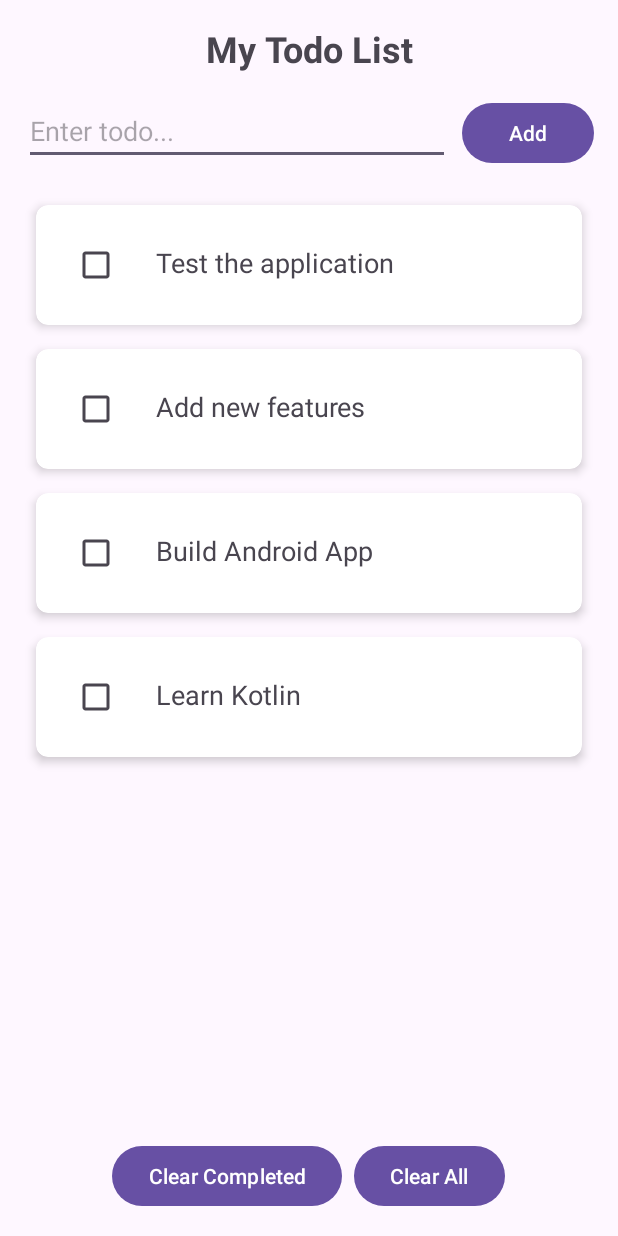
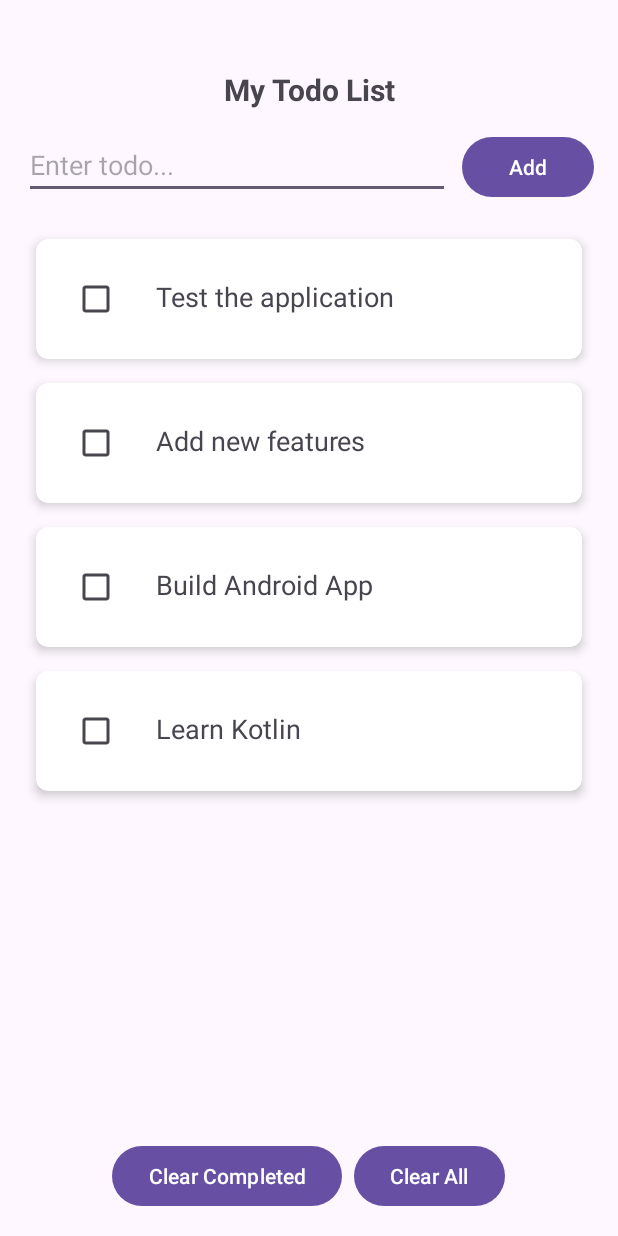
Before and after one commit to SUSIL151105/SCT_AD_02, an Android app: the screen it shows after launch (MainActivity), on a phone screen of 412 x 824 dp. Run offline under Robolectric (Android 15) with nearby library versions, the phone set to English and light mode, and no system bars.

Commit message:
Your commit message

```diff
--- a/app/src/main/res/layout/activity_main.xml
+++ b/app/src/main/res/layout/activity_main.xml
@@ -10,10 +10,11 @@
         android:layout_width="match_parent"
         android:layout_height="wrap_content"
         android:text="My Todo List"
-        android:textSize="24sp"
+        android:textSize="20sp"
         android:textStyle="bold"
         android:gravity="center"
-        android:layout_marginBottom="16dp" />
+        android:layout_marginTop="30sp"
+        android:layout_marginBottom="14dp" />
 
     <LinearLayout
         android:layout_width="match_parent"
```
